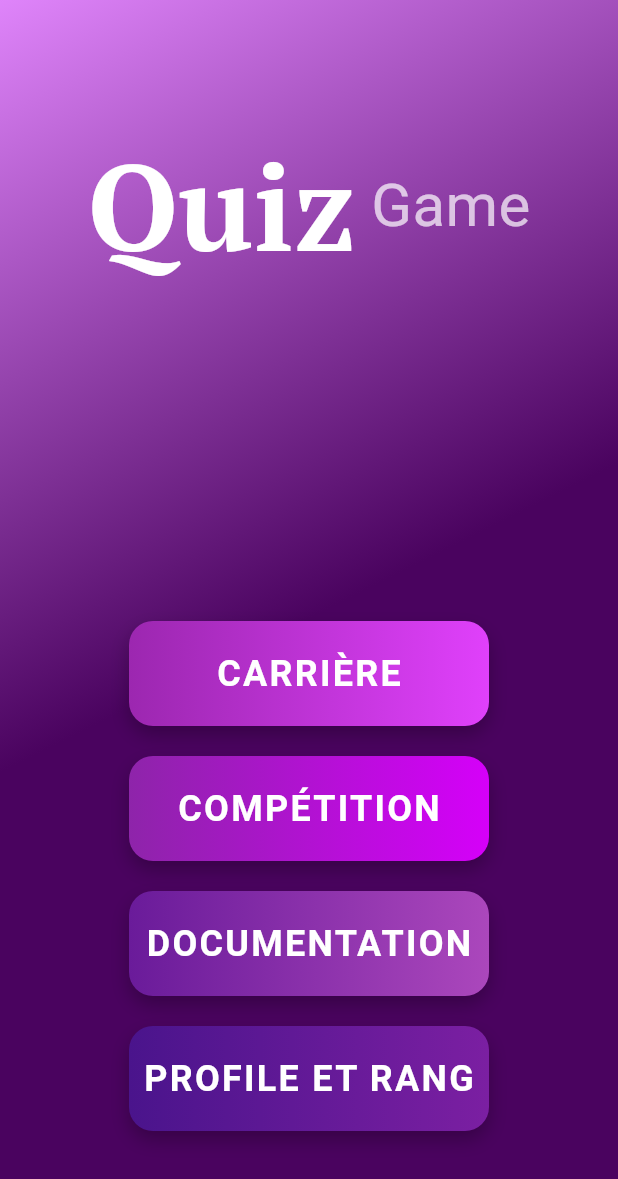
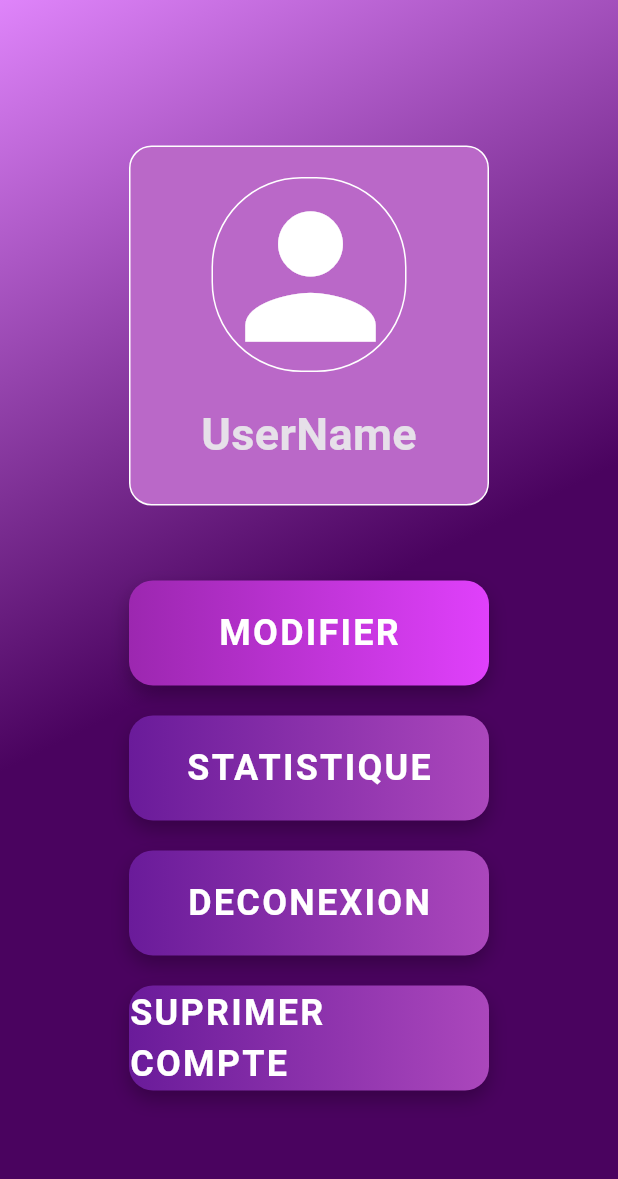
Before and after one commit to Idriss-rayan/familyquiz, a Flutter app: the screen it shows once a user with an empty profile is signed in, after a tap on "PROFILE ET RANG", on a phone screen of 412 x 824 dp. Shown: the top 1179 px of the screen. Run offline on Flutter 3.47's test engine with Material 3 defaults, Android fonts, the phone set to English and light mode, and no system bars; our stand-ins replace animate_do, flutter_svg, get, google_fonts, supabase_flutter, websafe_svg; accounts and stored records are empty; network calls fail.

Commit message:
profile page is added

```diff
--- /dev/null
+++ b/lib/screens/profile_screen/profile.dart
@@ -0,0 +1,126 @@
+import 'package:familyquiz/pages/login_page.dart';
+import 'package:familyquiz/welcome/fancy_button.dart';
+import 'package:flutter/material.dart';
+import 'package:get/get.dart';
+import 'package:supabase_flutter/supabase_flutter.dart';
+
+class Profile extends StatefulWidget {
+  const Profile({super.key});
+
+  @override
+  State<Profile> createState() => _ProfileState();
+}
+
+class _ProfileState extends State<Profile> {
+  void signout() async {
+    try {
+      await Supabase.instance.client.auth.signOut();
+      ScaffoldMessenger.of(context)
+          .showSnackBar(const SnackBar(content: Text("Déconnexion réussi!")));
+
+      // Rediriger vers l'écran de connexion (ou tout autre écran)
+      Get.off(LoginPage());
+    } catch (e) {
+      ScaffoldMessenger.of(context).showSnackBar(
+          SnackBar(content: Text("Erreur lors de la déconnexion : $e")));
+    }
+  }
+
+  @override
+  Widget build(BuildContext context) {
+    return Scaffold(
+      backgroundColor: const Color(0xFFF9F6FF),
+      body: Container(
+        width: double.infinity,
+        height: double.infinity,
+        decoration: const BoxDecoration(
+          gradient: LinearGradient(
+            colors: [
+              Color.fromARGB(255, 223, 132, 250),
+              Color.fromARGB(255, 74, 3, 95),
+            ],
+            begin: Alignment.topLeft,
+            end: Alignment.center,
+          ),
+        ),
+        child: Center(
+          child: Column(
+            mainAxisSize: MainAxisSize.min,
+            children: [
+              Container(
+                width: 240,
+                height: 240,
+                decoration: BoxDecoration(
+                  color: Colors.purple.shade300,
+                  borderRadius: BorderRadius.circular(15),
+                  border: Border.all(color: Colors.white),
+                ),
+                child: Column(
+                  children: [
+                    const SizedBox(height: 20),
+                    Container(
+                      height: 130,
+                      width: 130,
+                      decoration: BoxDecoration(
+                          borderRadius: BorderRadius.circular(60),
+                          border: Border.all(
+                            color: Colors.white,
+                            width: 1,
+                          )),
+                      child: Icon(
+                        Icons.person,
+                        size: 130,
+                      ),
+                    ),
+                    const SizedBox(height: 20),
+                    Text(
+                      "UserName",
+                      style: TextStyle(
+                        fontSize: 30,
+                        fontWeight: FontWeight.bold,
+                      ),
+                    ),
+                  ],
+                ),
+              ),
+              const SizedBox(height: 50),
+              FancyButton(
+                text: "Modifier",
+                onTap: () {},
+                gradient: const LinearGradient(
+                  colors: [Color(0xFF9C27B0), Color(0xFFE040FB)],
+                ),
+              ),
+              const SizedBox(height: 20),
+              FancyButton(
+                text: "Statistique",
+                onTap: () {},
+                gradient: const LinearGradient(
+                  colors: [Color(0xFF6A1B9A), Color(0xFFAB47BC)],
+                ),
+              ),
+              const SizedBox(height: 20),
+              FancyButton(
+                text: "Deconexion",
+                onTap: () {
+                  signout();
+                },
+                gradient: const LinearGradient(
+                  colors: [Color(0xFF6A1B9A), Color(0xFFAB47BC)],
+                ),
+              ),
+              const SizedBox(height: 20),
+              FancyButton(
+                text: "Suprimer compte",
+                onTap: () {},
+                gradient: const LinearGradient(
+                  colors: [Color(0xFF6A1B9A), Color(0xFFAB47BC)],
+                ),
+              ),
+            ],
+          ),
+        ),
+      ),
+    );
+  }
+}
--- a/lib/welcome/start_screen.dart
+++ b/lib/welcome/start_screen.dart
@@ -1,8 +1,9 @@
+import 'package:familyquiz/documentation/choose_page.dart';
+import 'package:familyquiz/screens/profile_screen/profile.dart';
 import 'package:familyquiz/welcome/fancy_button.dart';
 import 'package:flutter/material.dart';
 import 'package:get/get.dart';
 import 'package:google_fonts/google_fonts.dart';
-import 'package:familyquiz/documentation/doc.dart';
 import 'package:familyquiz/screens/welcome/welcome_screen.dart';
 // 👈 Import du bouton stylé
 
@@ -55,7 +56,7 @@ class StartScreen extends StatelessWidget {
               onTap: () {
                 Get.to(
                   const WelcomeScreen(),
-                  transition: Transition.rightToLeft,
+                  transition: Transition.rightToLeftWithFade,
                   duration: const Duration(milliseconds: 1000),
                 );
               },
@@ -76,8 +77,8 @@ class StartScreen extends StatelessWidget {
               text: "Documentation",
               onTap: () {
                 Get.to(
-                  Doc(),
-                  transition: Transition.rightToLeft,
+                  ChoosePage(),
+                  transition: Transition.rightToLeftWithFade,
                   duration: const Duration(milliseconds: 1000),
                 );
               },
@@ -88,7 +89,13 @@ class StartScreen extends StatelessWidget {
             const SizedBox(height: 20),
             FancyButton(
               text: "Profile et rang",
-              onTap: () {},
+              onTap: () {
+                Get.to(
+                  Profile(),
+                  transition: Transition.rightToLeftWithFade,
+                  duration: const Duration(milliseconds: 1000),
+                );
+              },
               gradient: const LinearGradient(
                 colors: [Color(0xFF4A148C), Color(0xFF7B1FA2)],
               ),
```
Also changed, not shown: lib/documentation/choose_page.dart (added, +25 -0 lines), lib/documentation/doc.dart (+35 -29 lines), lib/screens/welcome/welcome_screen.dart (+6 -4 lines).
